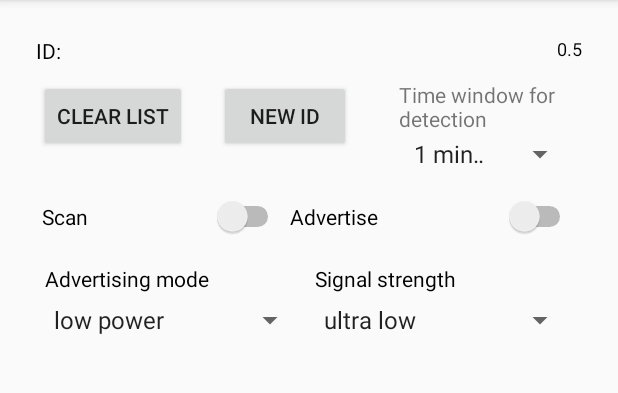
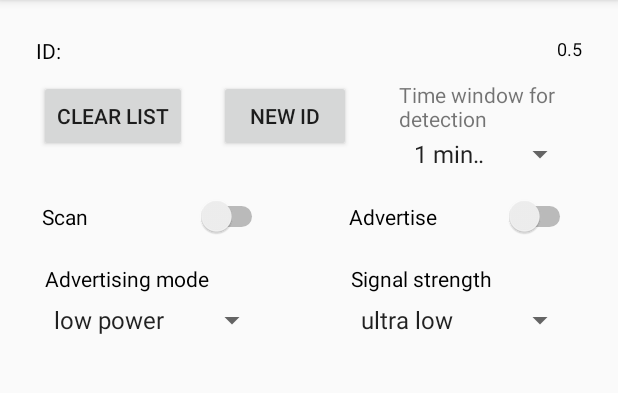
Before and after one commit to xtien/app, an Android app: the screen it shows after launch (MainActivity), on a phone screen of 412 x 824 dp, the part 84-477 px from its top. Run offline under Robolectric (Android 15) with nearby library versions, the phone set to English and light mode, and no system bars; our stand-ins replace Room's generated code.

Commit message:
adjusted layout changed dao query, removed methods

```diff
--- a/app/src/main/java/nl/christine/app/dao/ContactDao.java
+++ b/app/src/main/java/nl/christine/app/dao/ContactDao.java
@@ -31,6 +31,6 @@ public interface ContactDao {
     @Query("delete from contact_table")
     void clear();
 
-    @Query("select * from contact_table where contactId = :contactId")
-    List<Contact> getContactByContactID(String contactId);
+    @Query("select * from contact_table where contactId = :contactId and time > :time")
+    List<Contact> getContactByContactID(String contactId, long time);
 }
--- a/app/src/main/res/layout/contact_item.xml
+++ b/app/src/main/res/layout/contact_item.xml
@@ -43,6 +43,6 @@
                 android:layout_width="0dp"
                 android:layout_height="wrap_content"
                 style="@style/text"
-                android:layout_weight="1"
+                android:layout_weight="1.1"
                 android:id="@+id/rssi"/>
 </LinearLayout>
--- a/app/src/main/res/layout/main_fragment.xml
+++ b/app/src/main/res/layout/main_fragment.xml
@@ -119,20 +119,24 @@
 
         <Switch
                 android:text="@string/scanning"
-                android:layout_width="wrap_content"
+                android:layout_width="0dp"
                 android:layout_height="wrap_content"
                 android:id="@+id/discover_switch"
                 style="@style/switchstyle"
-                android:layout_weight="1"
+                 android:layout_weight="3"
                 />
+        <View
+                android:layout_width="0dp"
+                android:layout_height="5dp"
+                android:layout_weight="1"/>
 
         <Switch
                 android:text="@string/advertise"
-                android:layout_width="wrap_content"
+                android:layout_width="0dp"
                 android:layout_height="wrap_content"
-                android:id="@+id/peripheral_switch"
+                 android:id="@+id/peripheral_switch"
                 style="@style/switchstyle"
-                android:layout_weight="1"
+                android:layout_weight="3"
                 />
 
     </LinearLayout>
@@ -154,14 +158,18 @@
                     android:layout_width="0dp"
                     android:layout_height="wrap_content"
                     style="@style/text"
-                    android:layout_weight="1"
+                    android:layout_weight="3"
                     android:text="@string/advertising_mode"/>
+            <View
+                    android:layout_width="0dp"
+                    android:layout_height="5dp"
+                    android:layout_weight="1"/>
 
             <TextView
                     android:layout_width="0dp"
                     android:layout_height="wrap_content"
                     style="@style/text"
-                    android:layout_weight="1"
+                    android:layout_weight="3"
                     android:text="@string/signal_strength"/>
         </LinearLayout>
 
@@ -178,15 +186,19 @@
                     android:layout_height="wrap_content"
                     style="@style/spinnerstyle"
                     android:id="@+id/advertisemode_spinner"
-                    android:layout_weight="1"
+                    android:layout_weight="3"
                     />
+            <View
+                    android:layout_width="0dp"
+                    android:layout_height="5dp"
+                    android:layout_weight="1"/>
 
             <Spinner
                     android:layout_width="0dp"
                     android:layout_height="wrap_content"
                     style="@style/spinnerstyle"
                     android:id="@+id/signalstrength_spinner"
-                    android:layout_weight="1"
+                    android:layout_weight="3"
                     />
         </LinearLayout>
     </LinearLayout>
--- a/app/src/main/res/values/strings.xml
+++ b/app/src/main/res/values/strings.xml
@@ -11,7 +11,7 @@
     <string name="tracing_title">Trace</string>
     <string name="event">Send event</string>
     <string name="sick">Send sick</string>
-    <string name="local_service_label">bluetooth</string>
+    <string name="local_service_label">Christine\'s bluetooth LE test service</string>
     <string name="local_service_started">service started</string>
     <string name="local_service_stopped">service</string>
     <string name="no_bluetooth">Device doesn\'t support bluetooth</string>
```
Also changed, not shown: app/src/main/java/nl/christine/app/db/ContactRepository.java (+10 -25 lines).
